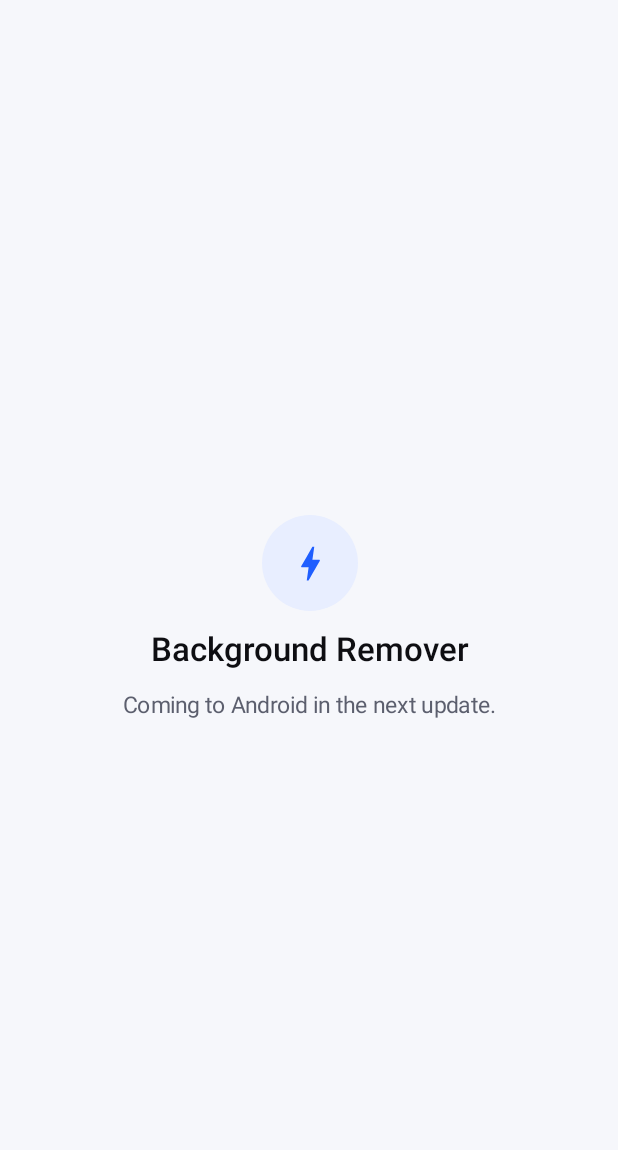
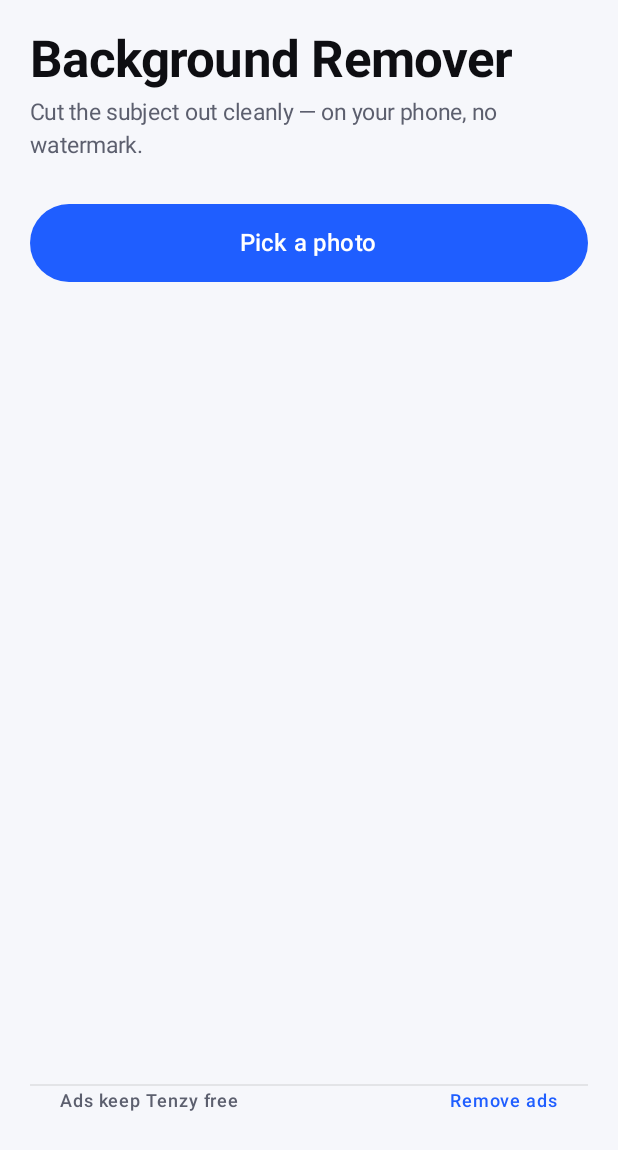
Before and after one commit to manan99991/putt-party-play, an Android app built with Jetpack Compose: the BackgroundRemoverScreen screen opened through its navigation route, on a phone screen of 412 x 824 dp. Shown: the top 1150 px of the screen. Run offline under Robolectric (Android 15) with nearby library versions, the phone set to English and light mode, and no system bars; our stand-ins replace AdMob; libraries missing offline, so code that uses them is left out: com.android.billingclient, com.google.mlkit.vision; pictures from the network do not load; 4 statements that could not run were skipped.

Commit message:
android: Background Remover (ML Kit subject segmentation)
Co-Authored-By: Claude Opus 4.8 <noreply@anthropic.com>
Claude-Session: https://claude.ai/code/session_01V11L85gsYNHDmHozbGeaup

```diff
--- a/android/app/build.gradle.kts
+++ b/android/app/build.gradle.kts
@@ -83,6 +83,7 @@ dependencies {
     implementation("com.google.mlkit:barcode-scanning:17.3.0")
     implementation("com.google.mlkit:translate:17.0.3")
     implementation("com.google.android.gms:play-services-mlkit-document-scanner:16.0.0-beta1")
+    implementation("com.google.android.gms:play-services-mlkit-subject-segmentation:16.0.0-beta1")
     implementation("androidx.media3:media3-transformer:1.5.1")
     implementation("androidx.media3:media3-effect:1.5.1")
     implementation("androidx.media3:media3-common:1.5.1")
--- a/android/app/src/main/java/com/handytools/app/MainActivity.kt
+++ b/android/app/src/main/java/com/handytools/app/MainActivity.kt
@@ -25,6 +25,7 @@ import com.handytools.app.tools.awake.KeepAwakeScreen
 import com.handytools.app.tools.clipboard.ClipboardScreen
 import com.handytools.app.tools.flashlight.FlashlightScreen
 import com.handytools.app.tools.audiotext.AudioToTextScreen
+import com.handytools.app.tools.bgremove.BackgroundRemoverScreen
 import com.handytools.app.tools.exif.ExifScreen
 import com.handytools.app.tools.imgconvert.ImageConverterScreen
 import com.handytools.app.tools.magnifier.MagnifierScreen
@@ -117,9 +118,10 @@ class MainActivity : ComponentActivity() {
                     composable("vidcompress") { VideoCompressorScreen() }
                     composable("qr") { QRScreen() }
                     composable("magnifier") { MagnifierScreen() }
+                    composable("bgremove") { BackgroundRemoverScreen() }
                     // New catalog tools not yet ported to Android show a placeholder (never shipped
                     // to Play until real). Existing routes above keep their real screens.
-                    val ported = setOf("clipboard", "ocr", "shortcut", "alarm", "scratchpad", "flash", "timer", "measure", "wallet", "imgconvert", "audiotext", "pdftools", "translate", "exif", "scan", "vidcompress", "qr", "magnifier")
+                    val ported = setOf("clipboard", "ocr", "shortcut", "alarm", "scratchpad", "flash", "timer", "measure", "wallet", "imgconvert", "audiotext", "pdftools", "translate", "exif", "scan", "vidcompress", "qr", "magnifier", "bgremove")
                     TOOLS.map { it.route }.filter { it !in ported }.distinct().forEach { r ->
                         composable(r) { ComingSoonScreen(TOOLS.first { it.route == r }.name) }
                     }
--- /dev/null
+++ b/android/app/src/main/java/com/handytools/app/tools/bgremove/BackgroundRemoverScreen.kt
@@ -0,0 +1,102 @@
+package com.handytools.app.tools.bgremove
+
+import android.graphics.Bitmap
+import android.graphics.BitmapFactory
+import android.net.Uri
+import androidx.activity.compose.rememberLauncherForActivityResult
+import androidx.activity.result.PickVisualMediaRequest
+import androidx.activity.result.contract.ActivityResultContracts
+import androidx.compose.foundation.Image
+import androidx.compose.foundation.layout.Column
+import androidx.compose.foundation.layout.Spacer
+import androidx.compose.foundation.layout.fillMaxSize
+import androidx.compose.foundation.layout.fillMaxWidth
+import androidx.compose.foundation.layout.heightIn
+import androidx.compose.foundation.layout.padding
+import androidx.compose.foundation.layout.size
+import androidx.compose.foundation.layout.statusBarsPadding
+import androidx.compose.material3.MaterialTheme
+import androidx.compose.material3.Text
+import androidx.compose.runtime.Composable
+import androidx.compose.runtime.getValue
+import androidx.compose.runtime.mutableStateOf
+import androidx.compose.runtime.remember
+import androidx.compose.runtime.setValue
+import androidx.compose.ui.Modifier
+import androidx.compose.ui.graphics.asImageBitmap
+import androidx.compose.ui.platform.LocalContext
+import androidx.compose.ui.unit.dp
+import com.google.mlkit.vision.common.InputImage
+import com.google.mlkit.vision.segmentation.subject.SubjectSegmentation
+import com.google.mlkit.vision.segmentation.subject.SubjectSegmenterOptions
+import com.handytools.app.Limits
+import com.handytools.app.Usage
+import com.handytools.app.ads.BannerAd
+import com.handytools.app.tools.Share
+import com.handytools.app.ui.HPrimaryButton
+import com.handytools.app.ui.HandyColors
+import com.handytools.app.ui.ToolHeader
+import java.io.File
+import java.io.FileOutputStream
+
+/** Cut the subject out of a photo with ML Kit subject segmentation — no watermark. */
+@Composable
+fun BackgroundRemoverScreen() {
+    val ctx = LocalContext.current
+    var source by remember { mutableStateOf<Bitmap?>(null) }
+    var result by remember { mutableStateOf<Bitmap?>(null) }
+    var working by remember { mutableStateOf(false) }
+    var error by remember { mutableStateOf<String?>(null) }
+    val overQuota = !Usage.hasRoom(ctx, "bgremove", Limits.FREE_BG_REMOVE_PER_DAY)
+
+    val picker = rememberLauncherForActivityResult(ActivityResultContracts.PickVisualMedia()) { uri: Uri? ->
+        result = null; error = null
+        if (uri != null) source = ctx.contentResolver.openInputStream(uri)?.use { BitmapFactory.decodeStream(it) }
+    }
+
+    fun remove() {
+        val bmp = source ?: return
+        if (!Usage.use(ctx, "bgremove", Limits.FREE_BG_REMOVE_PER_DAY)) return
+        working = true; error = null
+        val segmenter = SubjectSegmentation.getClient(
+            SubjectSegmenterOptions.Builder().enableForegroundBitmap().build()
+        )
+        segmenter.process(InputImage.fromBitmap(bmp, 0))
+            .addOnSuccessListener { res ->
+                working = false
+                val fg = res.foregroundBitmap
+                if (fg != null) result = fg else error = "Couldn't find a clear subject. Try a photo with a distinct foreground."
+                segmenter.close()
+            }
+            .addOnFailureListener { working = false; error = "Couldn't process that photo."; segmenter.close() }
+    }
+
+    Column(Modifier.fillMaxSize().statusBarsPadding().padding(20.dp)) {
+        ToolHeader("Background Remover", "Cut the subject out cleanly — on your phone, no watermark.")
+        Spacer(Modifier.size(12.dp))
+        HPrimaryButton(if (source == null) "Pick a photo" else "Pick a different photo", modifier = Modifier.fillMaxWidth()) {
+            picker.launch(PickVisualMediaRequest(ActivityResultContracts.PickVisualMedia.ImageOnly))
+        }
+        (result ?: source)?.let {
+            Spacer(Modifier.size(12.dp))
+            Image(it.asImageBitmap(), null, Modifier.fillMaxWidth().heightIn(max = 280.dp))
+        }
+        if (source != null && result == null) {
+            if (overQuota) Text("You've removed today's ${Limits.FREE_BG_REMOVE_PER_DAY} free backgrounds. Go Pro for unlimited.",
+                style = MaterialTheme.typography.bodySmall, color = HandyColors.Accent, modifier = Modifier.padding(top = 8.dp))
+            Spacer(Modifier.size(12.dp))
+            HPrimaryButton(if (working) "Removing…" else "Remove background", enabled = !working && !overQuota, modifier = Modifier.fillMaxWidth()) { remove() }
+        }
+        error?.let { Text(it, color = HandyColors.Danger, style = MaterialTheme.typography.bodySmall, modifier = Modifier.padding(top = 8.dp)) }
+        result?.let { bmp ->
+            Spacer(Modifier.size(12.dp))
+            HPrimaryButton("Save or share (PNG)", modifier = Modifier.fillMaxWidth()) {
+                val f = File(ctx.cacheDir, "Tenzy-cutout-${System.currentTimeMillis()}.png")
+                FileOutputStream(f).use { bmp.compress(Bitmap.CompressFormat.PNG, 100, it) }
+                Share.file(ctx, f, "image/png")
+            }
+        }
+        Spacer(Modifier.weight(1f))
+        BannerAd()
+    }
+}
```
